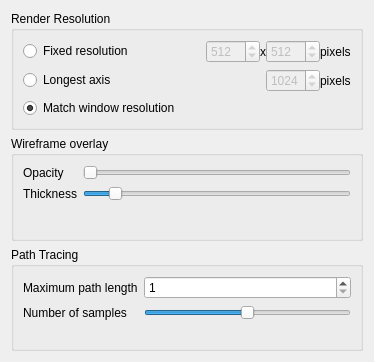
Old version of the form src/ui/renderpropertiesui.ui in the repository joesfer/voxelToy.
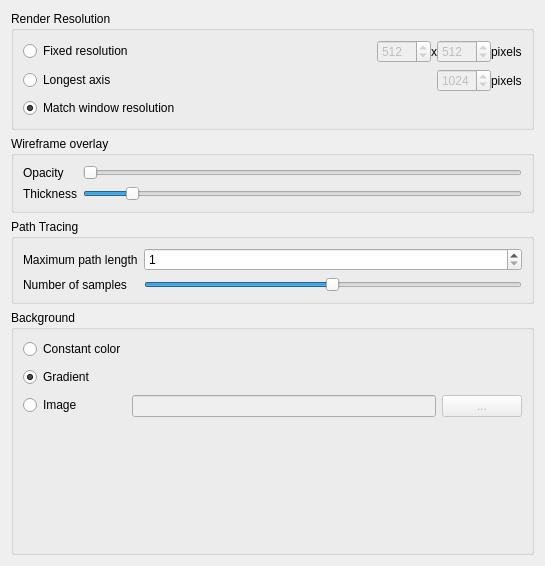
New version of the form. Custom widgets are drawn as their Qt base class.

Commit message:
Allow switching between constant background color and gradient
- color picker button UI
- extended render properties form + associated signals/slots
- extended rendererProperties to store this information and set it to the
  shader uniforms on the integrators.

Patch:
```diff
--- a/src/ui/renderpropertiesui.ui
+++ b/src/ui/renderpropertiesui.ui
@@ -6,8 +6,8 @@
    <rect>
     <x>0</x>
     <y>0</y>
-    <width>374</width>
-    <height>362</height>
+    <width>545</width>
+    <height>566</height>
    </rect>
   </property>
   <property name="windowTitle">
@@ -281,8 +281,163 @@
      </layout>
     </widget>
    </item>
+   <item>
+    <widget class="QGroupBox" name="groupBox_4">
+     <property name="sizePolicy">
+      <sizepolicy hsizetype="Preferred" vsizetype="Preferred">
+       <horstretch>0</horstretch>
+       <verstretch>3</verstretch>
+      </sizepolicy>
+     </property>
+     <property name="title">
+      <string>Background</string>
+     </property>
+     <layout class="QFormLayout" name="formLayout_3">
+      <item row="0" column="0">
+       <widget class="QRadioButton" name="backgroundConstant">
+        <property name="text">
+         <string>Constant color</string>
+        </property>
+       </widget>
+      </item>
+      <item row="0" column="1">
+       <layout class="QHBoxLayout" name="horizontalLayout_3">
+        <item>
+         <spacer name="horizontalSpacer_3">
+          <property name="orientation">
+           <enum>Qt::Horizontal</enum>
+          </property>
+          <property name="sizeHint" stdset="0">
+           <size>
+            <width>40</width>
+            <height>20</height>
+           </size>
+          </property>
+         </spacer>
+        </item>
+        <item>
+         <widget class="ColorPickerButton" name="backgroundConstantButton">
+          <property name="enabled">
+           <bool>false</bool>
+          </property>
+          <property name="text">
+           <string/>
+          </property>
+          <property name="flat">
+           <bool>true</bool>
+          </property>
+         </widget>
+        </item>
+       </layout>
+      </item>
+      <item row="1" column="0">
+       <widget class="QRadioButton" name="backgroundGradient">
+        <property name="text">
+         <string>Gradient</string>
+        </property>
+        <property name="checked">
+         <bool>true</bool>
+        </property>
+       </widget>
+      </item>
+      <item row="1" column="1">
+       <layout class="QHBoxLayout" name="horizontalLayout_4">
+        <item>
+         <spacer name="horizontalSpacer_4">
+          <property name="orientation">
+           <enum>Qt::Horizontal</enum>
+          </property>
+          <property name="sizeHint" stdset="0">
+           <size>
+            <width>40</width>
+            <height>20</height>
+           </size>
+          </property>
+         </spacer>
+        </item>
+        <item>
+         <widget class="ColorPickerButton" name="backgroundGradientFromButton">
+          <property name="text">
+           <string/>
+          </property>
+          <property name="flat">
+           <bool>true</bool>
+          </property>
+         </widget>
+        </item>
+        <item>
+         <widget class="ColorPickerButton" name="backgroundGradientToButton">
+          <property name="text">
+           <string/>
+          </property>
+          <property name="flat">
+           <bool>true</bool>
+          </property>
+         </widget>
+        </item>
+       </layout>
+      </item>
+      <item row="2" column="0">
+       <widget class="QRadioButton" name="backgroundImage">
+        <property name="text">
+         <string>Image</string>
+        </property>
+       </widget>
+      </item>
+      <item row="2" column="1">
+       <layout class="QHBoxLayout" name="horizontalLayout_5">
+        <item>
+         <widget class="QLineEdit" name="lineEdit">
+          <property name="enabled">
+           <bool>false</bool>
+          </property>
+         </widget>
+        </item>
+        <item>
+         <widget class="QPushButton" name="pushButton_4">
+          <property name="enabled">
+           <bool>false</bool>
+          </property>
+          <property name="sizePolicy">
+           <sizepolicy hsizetype="Fixed" vsizetype="Fixed">
+            <horstretch>0</horstretch>
+            <verstretch>0</verstretch>
+           </sizepolicy>
+          </property>
+          <property name="minimumSize">
+           <size>
+            <width>0</width>
+            <height>0</height>
+           </size>
+          </property>
+          <property name="baseSize">
+           <size>
+            <width>0</width>
+            <height>0</height>
+           </size>
+          </property>
+          <property name="text">
+           <string>...</string>
+          </property>
+         </widget>
+        </item>
+       </layout>
+      </item>
+     </layout>
+    </widget>
+   </item>
   </layout>
  </widget>
+ <customwidgets>
+  <customwidget>
+   <class>ColorPickerButton</class>
+   <extends>QPushButton</extends>
+   <header>ui/colorpicker.h</header>
+   <slots>
+    <signal>colorChanged(QColor)</signal>
+   </slots>
+  </customwidget>
+ </customwidgets>
  <tabstops>
   <tabstop>resolutionFixedRadioButton</tabstop>
   <tabstop>resolutionFixedWidthSpinBox</tabstop>
```
Left out of the diff: 230 changed lines with no effect on the pictures. The commit also changes 15 other files.
